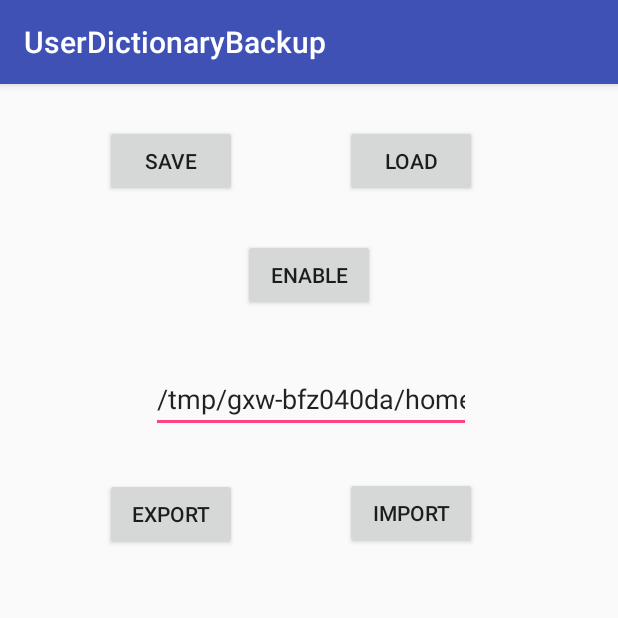
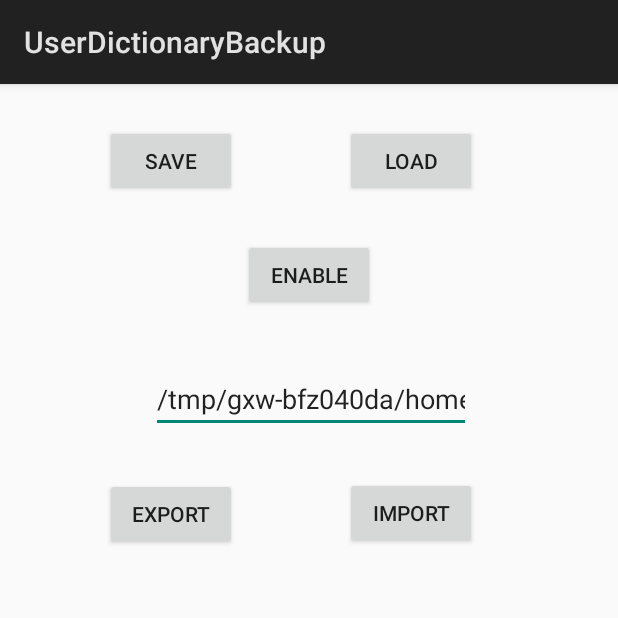
Before and after one commit to AoEiuV020/UserDictionaryBackup, an Android app: the screen it shows after launch (MainActivity), on a phone screen of 412 x 824 dp, the top half of it. Run offline under Robolectric (Android 15) with nearby library versions, the phone set to English and light mode, and no system bars.

Commit message:
调整项目文件
换一套.gitignore,
主要是将几个AndroidStudio的配置文件移出项目，
改签名文件位置到app/.signing,
改生成release apk文件名
拒绝使用AppCompatActivity,
apk体积大幅减少到10%，

```diff
--- a/app/src/main/java/cc/aoeiuv020/userdictionarybackup/MainActivity.java
+++ b/app/src/main/java/cc/aoeiuv020/userdictionarybackup/MainActivity.java
@@ -1,6 +1,7 @@
 package cc.aoeiuv020.userdictionarybackup;
 
 import android.Manifest;
+import android.app.Activity;
 import android.content.ContentValues;
 import android.content.Context;
 import android.content.Intent;
@@ -12,7 +13,6 @@ import android.provider.UserDictionary;
 import android.support.annotation.NonNull;
 import android.support.annotation.Nullable;
 import android.support.v4.app.ActivityCompat;
-import android.support.v7.app.AppCompatActivity;
 import android.util.Log;
 import android.view.View;
 import android.widget.EditText;
@@ -39,7 +39,7 @@ import java.util.Set;
  * bExport: 导出备份文件到指定位置，
  * bImport: 导入指定文件到私有文件，
  */
-public class MainActivity extends AppCompatActivity {
+public class MainActivity extends Activity {
     private static final String TAG = "MainActivity";
     private static final String BACKUP_TXT = "backup.txt";
     private Coder coder = new JsonArrayInJsonArray();
--- a/app/src/main/res/values/styles.xml
+++ b/app/src/main/res/values/styles.xml
@@ -1,11 +1,8 @@
 <resources>
 
     <!-- Base application theme. -->
-    <style name="AppTheme" parent="Theme.AppCompat.Light.DarkActionBar">
+    <style name="AppTheme" parent="android:Theme.Material.Light.DarkActionBar">
         <!-- Customize your theme here. -->
-        <item name="colorPrimary">@color/colorPrimary</item>
-        <item name="colorPrimaryDark">@color/colorPrimaryDark</item>
-        <item name="colorAccent">@color/colorAccent</item>
     </style>
 
 </resources>
```
Also changed, not shown: app/build.gradle (+9 -2 lines), 2 other files.
